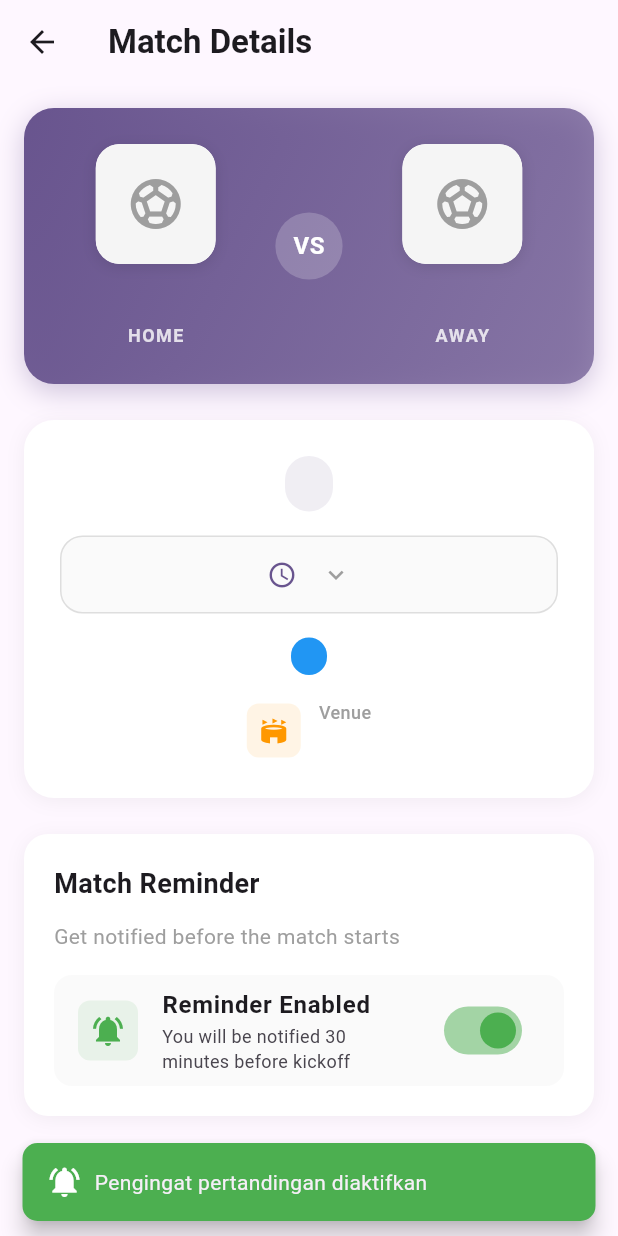
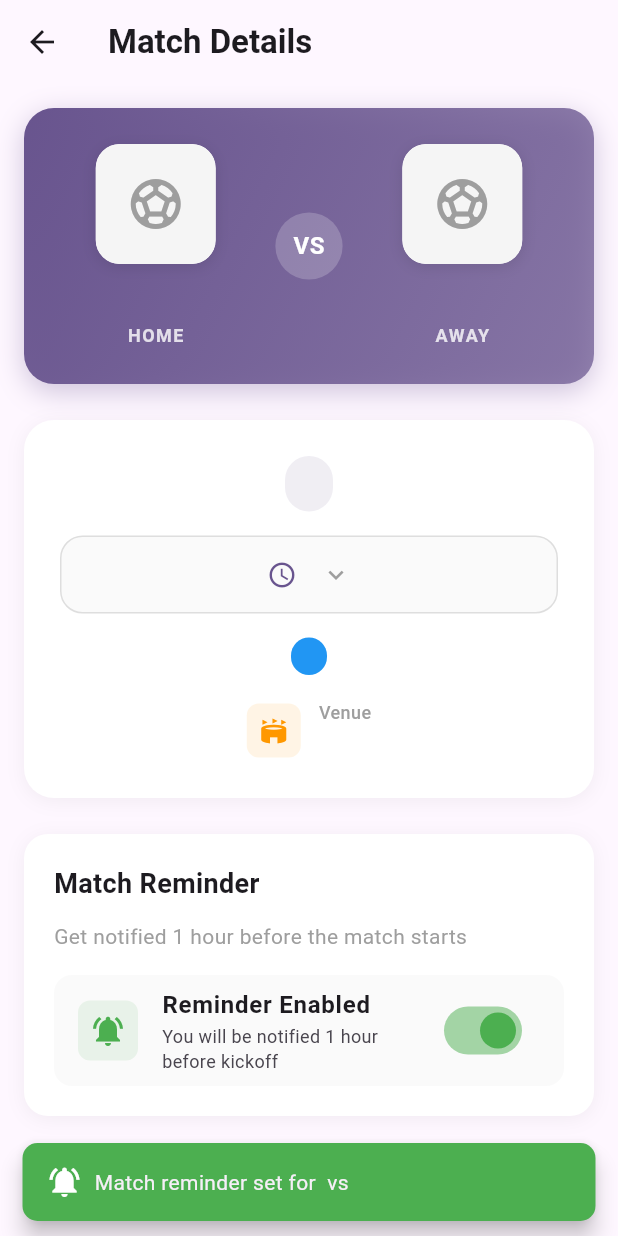
Before and after one commit to reized/footinfo-app, a Flutter app: the FixtureDetailPage screen opened directly with empty values, after a tap on "Enable Reminder", on a phone screen of 412 x 824 dp. Run offline on Flutter 3.47's test engine with Material 3 defaults, Android fonts, the phone set to English and light mode, and no system bars; our stand-ins replace flutter_local_notifications, geolocator, image_picker, permission_handler, sensors_plus, shared_preferences and 2 more; accounts and stored records are empty; network calls fail.

Commit message:
fitur notif

```diff
--- a/lib/services/notification_service.dart
+++ b/lib/services/notification_service.dart
@@ -140,8 +140,7 @@ class NotificationService {
       details,
       payload: payload,
       androidScheduleMode: AndroidScheduleMode.exactAllowWhileIdle,
-      uiLocalNotificationDateInterpretation:
-          UILocalNotificationDateInterpretation.absoluteTime,
+      matchDateTimeComponents: DateTimeComponents.dateAndTime,
     );
 
     print('Notification scheduled for: $scheduledTZ');
--- a/lib/views/fixture_detail.dart
+++ b/lib/views/fixture_detail.dart
@@ -1,5 +1,7 @@
 import 'package:flutter/material.dart';
 import '../models/fixture.dart';
+import '../services/notification_service.dart';
+import 'package:shared_preferences/shared_preferences.dart';
 
 class FixtureDetailPage extends StatefulWidget {
   final Fixture fixture;
@@ -13,21 +15,92 @@ class FixtureDetailPage extends StatefulWidget {
 class _FixtureDetailPageState extends State<FixtureDetailPage> {
   bool _isNotificationEnabled = false;
   bool _showTimeZones = false;
+  bool _isLoading = false;
 
-  void _toggleNotification() {
+  @override
+  void initState() {
+    super.initState();
+    _loadNotificationState();
+  }
+
+  // Load notification state from SharedPreferences
+  Future<void> _loadNotificationState() async {
+    final prefs = await SharedPreferences.getInstance();
+    final key = 'notification_${widget.fixture.id}';
     setState(() {
-      _isNotificationEnabled = !_isNotificationEnabled;
+      _isNotificationEnabled = prefs.getBool(key) ?? false;
+    });
+  }
+
+  // Save notification state to SharedPreferences
+  Future<void> _saveNotificationState(bool enabled) async {
+    final prefs = await SharedPreferences.getInstance();
+    final key = 'notification_${widget.fixture.id}';
+    await prefs.setBool(key, enabled);
+  }
+
+  Future<void> _toggleNotification() async {
+    setState(() {
+      _isLoading = true;
     });
 
-    if (_isNotificationEnabled) {
-      // Show snackbar when notification is enabled
+    try {
+      // Request permission first
+      final hasPermission = await NotificationService.requestPermissions();
+
+      if (!hasPermission) {
+        if (mounted) {
+          ScaffoldMessenger.of(context).showSnackBar(
+            SnackBar(
+              content: Row(
+                children: [
+                  const Icon(Icons.error, color: Colors.white),
+                  const SizedBox(width: 8),
+                  const Text('Notification permission denied'),
+                ],
+              ),
+              backgroundColor: Colors.red,
+              behavior: SnackBarBehavior.floating,
+              shape: RoundedRectangleBorder(
+                borderRadius: BorderRadius.circular(10),
+              ),
+            ),
+          );
+        }
+        setState(() {
+          _isLoading = false;
+        });
+        return;
+      }
+
+      final newState = !_isNotificationEnabled;
+
+      if (newState) {
+        // Enable notification
+
+        // Show immediate confirmation notification
+        await NotificationService.showInstantNotification(
+          id: 999, // Use different ID for instant notification
+          title: '✅ Reminder Enabled!',
+          body:
+              'You will be notified 1 hour before ${widget.fixture.homeTeamName} vs ${widget.fixture.awayTeamName}',
+        );
+
+        // Schedule the actual match reminder
+        await NotificationService.scheduleMatchReminder(widget.fixture);
+
+        if (mounted) {
           ScaffoldMessenger.of(context).showSnackBar(
             SnackBar(
               content: Row(
                 children: [
                   const Icon(Icons.notifications_active, color: Colors.white),
                   const SizedBox(width: 8),
-              const Text('Pengingat pertandingan diaktifkan'),
+                  Expanded(
+                    child: Text(
+                      'Match reminder set for ${widget.fixture.homeTeamName} vs ${widget.fixture.awayTeamName}',
+                    ),
+                  ),
                 ],
               ),
               backgroundColor: Colors.green,
@@ -35,18 +108,22 @@ class _FixtureDetailPageState extends State<FixtureDetailPage> {
               shape: RoundedRectangleBorder(
                 borderRadius: BorderRadius.circular(10),
               ),
-          duration: const Duration(seconds: 3),
+              duration: const Duration(seconds: 4),
             ),
           );
+        }
       } else {
-      // Show snackbar when notification is disabled
+        // Disable notification
+        await NotificationService.cancelNotification(widget.fixture.id);
+
+        if (mounted) {
           ScaffoldMessenger.of(context).showSnackBar(
             SnackBar(
               content: Row(
                 children: [
                   const Icon(Icons.notifications_off, color: Colors.white),
                   const SizedBox(width: 8),
-              const Text('Pengingat pertandingan dinonaktifkan'),
+                  const Text('Match reminder cancelled'),
                 ],
               ),
               backgroundColor: Colors.orange,
@@ -57,6 +134,38 @@ class _FixtureDetailPageState extends State<FixtureDetailPage> {
               duration: const Duration(seconds: 3),
             ),
           );
+        }
+      }
+
+      // Update state and save to preferences
+      setState(() {
+        _isNotificationEnabled = newState;
+      });
+      await _saveNotificationState(newState);
+    } catch (e) {
+      print('Error toggling notification: $e');
+      if (mounted) {
+        ScaffoldMessenger.of(context).showSnackBar(
+          SnackBar(
+            content: Row(
+              children: [
+                const Icon(Icons.error, color: Colors.white),
+                const SizedBox(width: 8),
+                const Text('Failed to set reminder'),
+              ],
+            ),
+            backgroundColor: Colors.red,
+            behavior: SnackBarBehavior.floating,
+            shape: RoundedRectangleBorder(
+              borderRadius: BorderRadius.circular(10),
+            ),
+          ),
+        );
+      }
+    } finally {
+      setState(() {
+        _isLoading = false;
+      });
     }
   }
 
@@ -409,9 +518,7 @@ class _FixtureDetailPageState extends State<FixtureDetailPage> {
                       decoration: BoxDecoration(
                         color: Colors.grey[50],
                         borderRadius: BorderRadius.circular(15),
-                        border: Border.all(
-                          color: Colors.grey.withOpacity(0.3),
-                        ),
+                        border: Border.all(color: Colors.grey.withOpacity(0.3)),
                       ),
                       child: Row(
                         mainAxisAlignment: MainAxisAlignment.center,
@@ -516,6 +623,7 @@ class _FixtureDetailPageState extends State<FixtureDetailPage> {
               height: _showTimeZones ? null : 0,
               child: _showTimeZones
                   ? Container(
+                      margin: const EdgeInsets.only(top: 16),
                       padding: const EdgeInsets.all(20),
                       decoration: BoxDecoration(
                         color: Colors.white,
@@ -657,7 +765,7 @@ class _FixtureDetailPageState extends State<FixtureDetailPage> {
                   ),
                   const SizedBox(height: 12),
                   const Text(
-                    'Get notified before the match starts',
+                    'Get notified 1 hour before the match starts',
                     style: TextStyle(fontSize: 14, color: Colors.grey),
                   ),
                   const SizedBox(height: 16),
@@ -677,7 +785,15 @@ class _FixtureDetailPageState extends State<FixtureDetailPage> {
                               : Colors.grey.withOpacity(0.1),
                           borderRadius: BorderRadius.circular(8),
                         ),
-                        child: Icon(
+                        child: _isLoading
+                            ? const SizedBox(
+                                width: 24,
+                                height: 24,
+                                child: CircularProgressIndicator(
+                                  strokeWidth: 2,
+                                ),
+                              )
+                            : Icon(
                                 _isNotificationEnabled
                                     ? Icons.notifications_active
                                     : Icons.notifications_off,
@@ -698,16 +814,18 @@ class _FixtureDetailPageState extends State<FixtureDetailPage> {
                       ),
                       subtitle: Text(
                         _isNotificationEnabled
-                            ? 'You will be notified 30 minutes before kickoff'
+                            ? 'You will be notified 1 hour before kickoff'
                             : 'Tap to enable match reminder',
                         style: const TextStyle(fontSize: 12),
                       ),
                       trailing: Switch(
                         value: _isNotificationEnabled,
-                        onChanged: (value) => _toggleNotification(),
+                        onChanged: _isLoading
+                            ? null
+                            : (value) => _toggleNotification(),
                         activeColor: Colors.green,
                       ),
-                      onTap: _toggleNotification,
+                      onTap: _isLoading ? null : _toggleNotification,
                       shape: RoundedRectangleBorder(
                         borderRadius: BorderRadius.circular(12),
                       ),
```
Also changed, not shown: 3 other files. Lines whose indentation alone changed are shown as unchanged.
